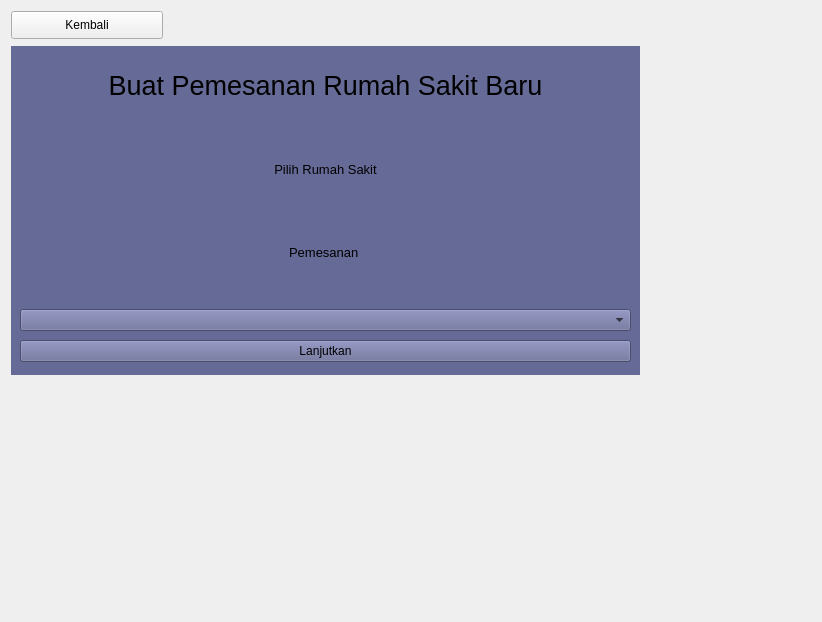
raihanastrada/rpl-sistem-corona, file src/PesanRumahSakit.ui: the form before one commit.
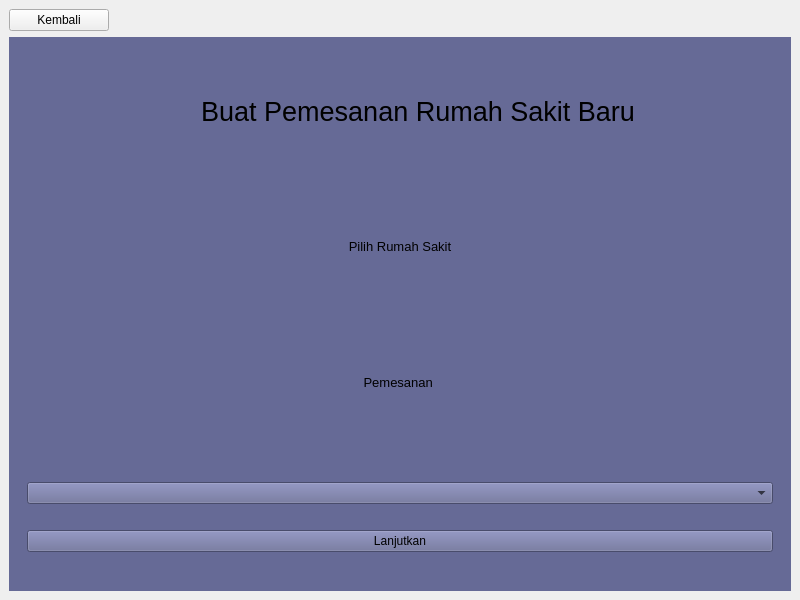
The form after the commit. The open tabs and pages were chosen to show the change.

Commit message:
add fitur pesan rs, kasus harian
menambahkan fitur pemesanan rumah sakit dan kasus harian pada main menu untuk customer

The edit to the form file:
```diff
--- a/src/PesanRumahSakit.ui
+++ b/src/PesanRumahSakit.ui
@@ -6,14 +6,29 @@
    <rect>
     <x>0</x>
     <y>0</y>
-    <width>822</width>
-    <height>622</height>
+    <width>800</width>
+    <height>600</height>
    </rect>
   </property>
   <property name="windowTitle">
    <string>Form</string>
   </property>
   <layout class="QHBoxLayout" name="horizontalLayout">
+   <property name="spacing">
+    <number>0</number>
+   </property>
+   <property name="leftMargin">
+    <number>0</number>
+   </property>
+   <property name="topMargin">
+    <number>0</number>
+   </property>
+   <property name="rightMargin">
+    <number>0</number>
+   </property>
+   <property name="bottomMargin">
+    <number>0</number>
+   </property>
    <item>
     <widget class="QStackedWidget" name="stackedWidget">
      <property name="minimumSize">
@@ -504,15 +519,33 @@
       </widget>
      </widget>
      <widget class="QWidget" name="page_2">
+      <layout class="QGridLayout" name="gridLayout_4">
+       <item row="0" column="0">
+        <widget class="QPushButton" name="btn_back1">
+         <property name="minimumSize">
+          <size>
+           <width>100</width>
+           <height>0</height>
+          </size>
+         </property>
+         <property name="maximumSize">
+          <size>
+           <width>100</width>
+           <height>16777215</height>
+          </size>
+         </property>
+         <property name="styleSheet">
+          <string notr="true">QPushButton {
+	color: black;
+}</string>
+         </property>
+         <property name="text">
+          <string>Kembali</string>
+         </property>
+        </widget>
+       </item>
+       <item row="1" column="0">
       <widget class="QWidget" name="widget_4" native="true">
-       <property name="geometry">
-        <rect>
-         <x>0</x>
-         <y>35</y>
-         <width>629</width>
-         <height>329</height>
-        </rect>
-       </property>
        <property name="palette">
         <palette>
          <active>
@@ -934,6 +967,12 @@
        <layout class="QVBoxLayout" name="verticalLayout_3">
         <item>
          <widget class="QLabel" name="label_1">
+            <property name="minimumSize">
+             <size>
+              <width>800</width>
+              <height>0</height>
+             </size>
+            </property>
           <property name="font">
            <font>
             <pointsize>20</pointsize>
@@ -998,24 +1037,8 @@
         </item>
        </layout>
       </widget>
-      <widget class="QPushButton" name="btn_back1">
-       <property name="geometry">
-        <rect>
-         <x>0</x>
-         <y>0</y>
-         <width>152</width>
-         <height>28</height>
-        </rect>
-       </property>
-       <property name="styleSheet">
-        <string notr="true">QPushButton {
-	color: black;
-}</string>
-       </property>
-       <property name="text">
-        <string>Kembali</string>
-       </property>
-      </widget>
+       </item>
+      </layout>
      </widget>
      <widget class="QWidget" name="page_3">
       <widget class="QWidget" name="widget_6" native="true">
```
Left out of the diff: 69 changed lines with no effect on the pictures. Lines whose indentation alone changed are shown as unchanged. The commit also changes 6 other files.
